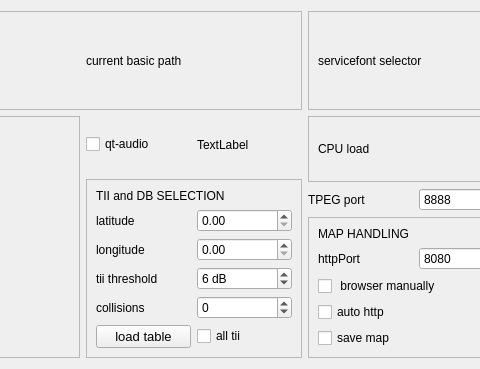
The window that sources/main/forms-v7/config-helper.ui (JvanKatwijk/qt-dab) describes before a commit, drawn with Qt 5; both pictures show x 147 to 627 and y 0 to 369 of the 904 by 369 pixel window.
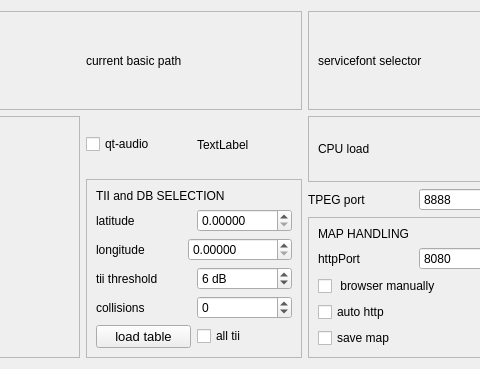
The same window after the commit. Custom widgets are drawn as their Qt base class.

Diff of the .ui file:
```diff
--- a/sources/main/forms-v7/config-helper.ui
+++ b/sources/main/forms-v7/config-helper.ui
@@ -266,6 +266,9 @@
             </item>
             <item>
              <widget class="QDoubleSpinBox" name="latitudeSelector">
+              <property name="decimals">
+               <number>5</number>
+              </property>
               <property name="maximum">
                <double>9999.000000000000000</double>
               </property>
@@ -287,6 +290,9 @@
             </item>
             <item>
              <widget class="QDoubleSpinBox" name="longitudeSelector">
+              <property name="decimals">
+               <number>5</number>
+              </property>
               <property name="maximum">
                <double>999990.000000000000000</double>
               </property>
```
